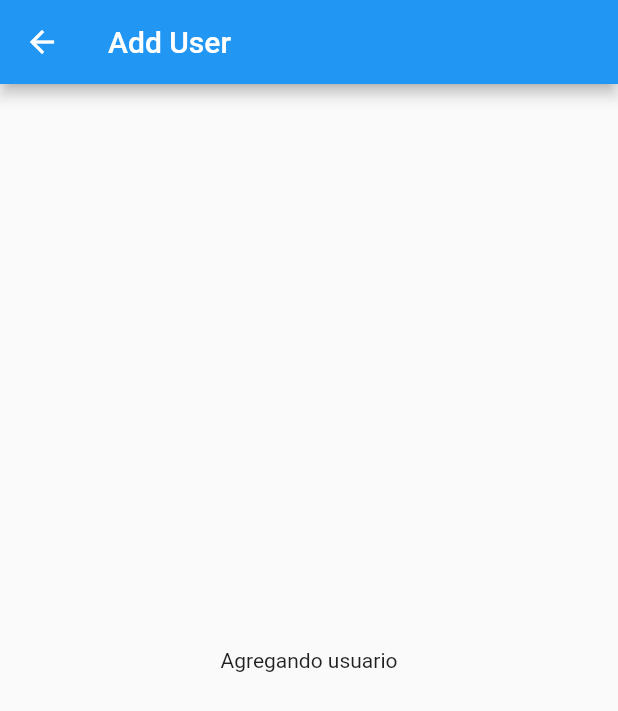
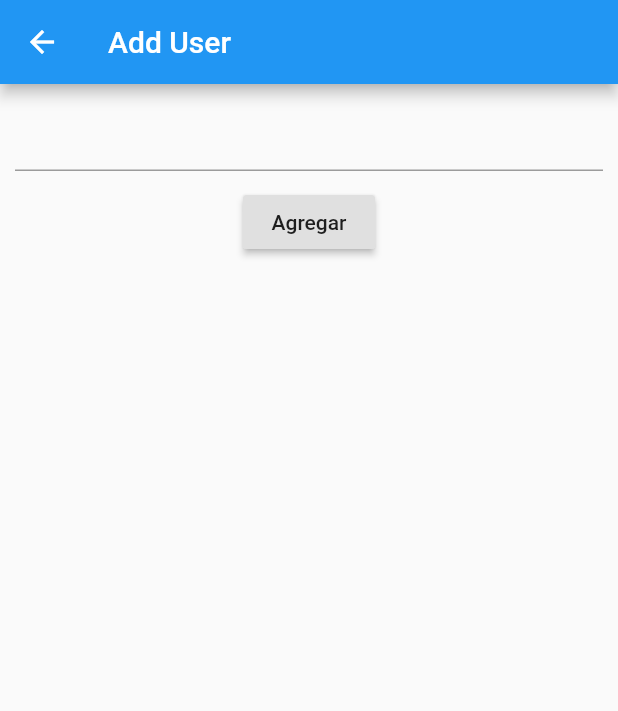
Before and after one commit to MrGiovanotti/provider-example, a Flutter app: the screen it shows after launch, after a tap on the "person add" icon, on a phone screen of 412 x 824 dp. Shown: the top 711 px of the screen. Run offline on Flutter 3.47's test engine with Material 2 defaults, Android fonts, the phone set to English and light mode, and no system bars.

Commit message:
Example finished

```diff
--- a/lib/main.dart
+++ b/lib/main.dart
@@ -1,4 +1,6 @@
 import 'package:flutter/material.dart';
+import 'package:provider/provider.dart';
+import 'package:provider_example/providers/users_provider.dart';
 import 'package:provider_example/screens/add_user_screen.dart';
 import 'package:provider_example/screens/home_screen.dart';
 import 'package:provider_example/utils/routes_utils.dart';
@@ -8,7 +10,9 @@ void main() => runApp(MyApp());
 class MyApp extends StatelessWidget {
   @override
   Widget build(BuildContext context) {
-    return MaterialApp(
+    return ChangeNotifierProvider(
+      create: (context) => new UsersProvider(),
+      child: MaterialApp(
         debugShowCheckedModeBanner: false,
         title: 'Provider Example',
         initialRoute: RoutesUtils.homeRoute,
@@ -16,6 +20,7 @@ class MyApp extends StatelessWidget {
           RoutesUtils.homeRoute: (context) => HomeScreen(),
           RoutesUtils.addUserRoute: (context) => AddUserScreen()
         },
+      ),
     );
   }
 }
--- /dev/null
+++ b/lib/providers/users_provider.dart
@@ -0,0 +1,13 @@
+import 'package:flutter/material.dart';
+import 'package:provider_example/models/user.dart';
+
+class UsersProvider with ChangeNotifier {
+  List<User> _users = [];
+
+  List<User> get users => _users;
+
+  set addUser(User user) {
+    _users.add(user);
+    notifyListeners();
+  }
+}
--- a/lib/screens/add_user_screen.dart
+++ b/lib/screens/add_user_screen.dart
@@ -1,14 +1,38 @@
 import 'package:flutter/material.dart';
+import 'package:provider/provider.dart';
+import 'package:provider_example/models/user.dart';
+import 'package:provider_example/providers/users_provider.dart';
 
 class AddUserScreen extends StatelessWidget {
   @override
   Widget build(BuildContext context) {
+    final UsersProvider usersProvider = Provider.of<UsersProvider>(context);
+    final TextEditingController controller = TextEditingController();
     return Scaffold(
       appBar: AppBar(
         title: Text('Add User'),
       ),
       body: Center(
-        child: Text('Agregando usuario'),
+        child: Column(
+          children: [
+            Container(
+              padding: EdgeInsets.all(10.0),
+              child: TextField(
+                textCapitalization: TextCapitalization.words,
+                controller: controller,
+              ),
+            ),
+            RaisedButton(
+              onPressed: () {
+                User user = User();
+                user.name = controller.text;
+                usersProvider.addUser = user;
+                Navigator.pop(context);
+              },
+              child: Text('Agregar'),
+            ),
+          ],
+        ),
       ),
     );
   }
--- a/lib/screens/home_screen.dart
+++ b/lib/screens/home_screen.dart
@@ -1,17 +1,17 @@
 import 'package:flutter/material.dart';
-import 'package:provider_example/models/user.dart';
+import 'package:provider/provider.dart';
+import 'package:provider_example/providers/users_provider.dart';
 import 'package:provider_example/utils/routes_utils.dart';
 
 class HomeScreen extends StatelessWidget {
-  final List<User> users = [];
-
   @override
   Widget build(BuildContext context) {
+    final UsersProvider usersProvider = Provider.of<UsersProvider>(context);
     return Scaffold(
       appBar: AppBar(
-        title: Text('Provider Example'),
+        title: Text('Users'),
       ),
-      body: buildListView(),
+      body: buildListView(usersProvider),
       floatingActionButton: FloatingActionButton(
         onPressed: () {
           Navigator.pushNamed(context, RoutesUtils.addUserRoute);
@@ -21,19 +21,20 @@ class HomeScreen extends StatelessWidget {
     );
   }
 
-  Widget buildListView() {
-    if (users.length == 0) {
+  Widget buildListView(UsersProvider usersProvider) {
+    if (usersProvider.users.length == 0) {
       return Center(
         child: Text('There is no data'),
       );
     } else {
-      return ListView(
-        children: [
-          ListTile(
+      return ListView.builder(
+        itemCount: usersProvider.users.length,
+        itemBuilder: (context, index) {
+          return ListTile(
             leading: Icon(Icons.person),
-            title: Text('Giovanny Granda'),
-          )
-        ],
+            title: Text(usersProvider.users[index].name),
+          );
+        },
       );
     }
   }
--- a/pubspec.yaml
+++ b/pubspec.yaml
@@ -28,6 +28,7 @@ dependencies:
   # The following adds the Cupertino Icons font to your application.
   # Use with the CupertinoIcons class for iOS style icons.
   cupertino_icons: ^0.1.3
+  provider: ^4.3.3
 
 dev_dependencies:
   flutter_test:
```
Also changed, not shown: pubspec.lock. Lines whose indentation alone changed are shown as unchanged.
